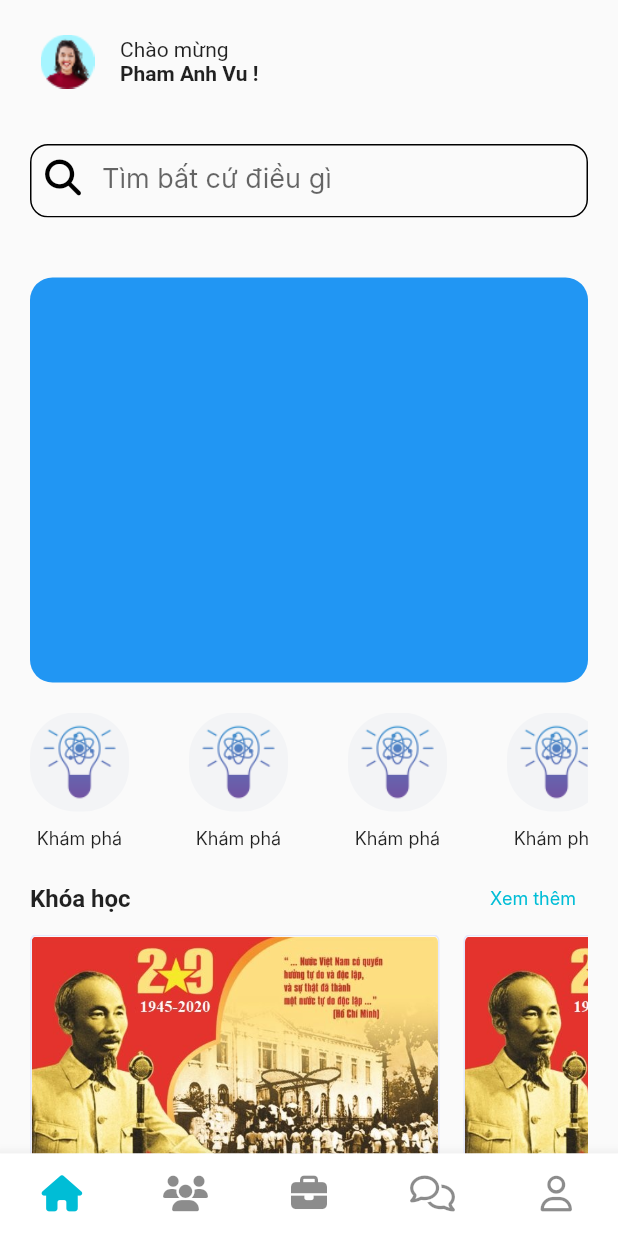
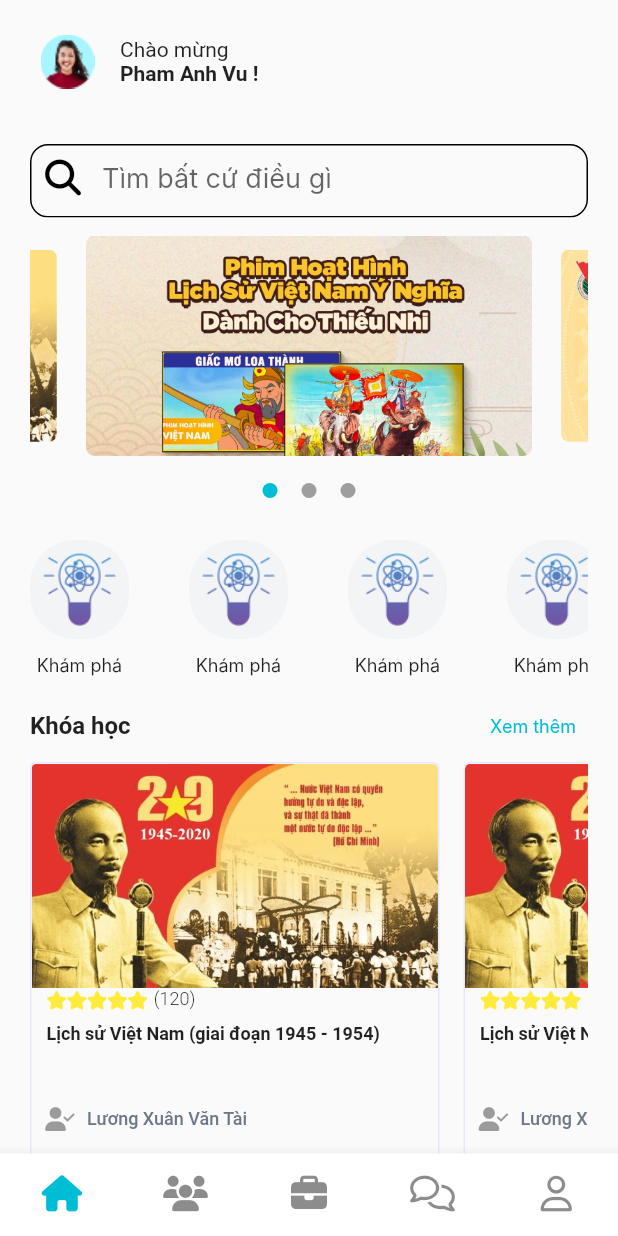
Before and after one commit to LuongXuanNhat/VietNamHistory_FEmobile, a Flutter app: the MainScreen screen opened by its route, on a phone screen of 412 x 824 dp. Run offline on Flutter 3.47's test engine with Material 2 defaults, Android fonts, the phone set to English and light mode, and no system bars; drawn by our look-alikes of carousel_slider; our stand-ins replace font_awesome_flutter, get, responsive_builder; Roboto replaces fonts that are missing (Epilogue, Inter, Mulish).

Commit message:
fix banner for main screen

```diff
--- a/analysis_options.yaml
+++ b/analysis_options.yaml
@@ -21,6 +21,7 @@ linter:
   # `// ignore_for_file: name_of_lint` syntax on the line or in the file
   # producing the lint.
   rules:
+    prefer_relative_imports: true
     # avoid_print: false  # Uncomment to disable the `avoid_print` rule
     # prefer_single_quotes: true  # Uncomment to enable the `prefer_single_quotes` rule
 
--- a/lib/main.dart
+++ b/lib/main.dart
@@ -1,8 +1,6 @@
 import 'package:flutter/material.dart';
-import 'package:vietnamhistory_app/route_generator.dart';
-import 'package:vietnamhistory_app/screens/login_screen/mobile/login_screen.dart';
+import 'route_generator.dart';
 import 'package:get/get.dart';
-import 'package:vietnamhistory_app/widgets/header.dart';
 
 void main() {
   runApp(const MyApp());
--- a/lib/screens/main_screen/main_screen.dart
+++ b/lib/screens/main_screen/main_screen.dart
@@ -1,12 +1,13 @@
 import 'package:flutter/material.dart';
-import 'package:vietnamhistory_app/common/storage/global_colors.dart';
-import 'package:vietnamhistory_app/common/storage/global_styles.dart';
-import 'package:vietnamhistory_app/components/build_image.dart';
-import 'package:vietnamhistory_app/widgets/bottom_navigation.dart';
-import 'package:vietnamhistory_app/widgets/custom_textfield.dart';
-import 'package:vietnamhistory_app/widgets/header.dart';
+import '../../common/storage/global_colors.dart';
+import '../../common/storage/global_styles.dart';
+
+import '../../widgets/bottom_navigation.dart';
+import '../../widgets/carouse.dart';
+import '../../widgets/custom_textfield.dart';
+
+import '../../widgets/header.dart';
 import 'package:font_awesome_flutter/font_awesome_flutter.dart';
-import 'package:get/get.dart';
 
 class MainScreen extends StatefulWidget {
   final TextEditingController? txtSearch;
@@ -54,29 +55,10 @@ class _MainScreenState extends State<MainScreen> {
                   ),
                 ),
               ),
-              SizedBox(
-                height: 310,
-                child: Stack(
-                  alignment: AlignmentDirectional.bottomCenter,
-                  children: [
-                    Hero(
-                      tag: 'blue_card',
-                      child: Material(
-                        child: Container(
-                          width: MediaQuery.of(context).size.width,
-                          height: 270,
-                          decoration: BoxDecoration(
-                            borderRadius: const BorderRadius.all(
-                              Radius.circular(15.0),
-                            ),
-                            color: Theme.of(context).primaryColor,
-                          ),
-                        ),
-                      ),
-                    ),
-                  ],
-                ),
+              const SizedBox(
+                height: 12,
               ),
+              const CarouseClass(),
               const SizedBox(height: 20),
               SizedBox(
                 height: 100,
--- /dev/null
+++ b/lib/widgets/carouse.dart
@@ -0,0 +1,81 @@
+import 'package:flutter/material.dart';
+import 'package:carousel_slider/carousel_slider.dart';
+
+import '../common/storage/global_colors.dart';
+
+class CarouseClass extends StatefulWidget {
+  const CarouseClass({super.key});
+
+  @override
+  State<CarouseClass> createState() => _CarouseClassState();
+}
+
+class _CarouseClassState extends State<CarouseClass> {
+  List<String> ImageList = [
+    "assets/images/banner/banner1.jpg",
+    "assets/images/banner/banner2.png",
+    "assets/images/banner/banner3.png",
+  ];
+  int InitialPage = 0;
+  final CarouselController controller = CarouselController();
+  @override
+  Widget build(BuildContext context) {
+    return Container(
+      child: Column(
+        children: [
+          CarouselSlider(
+            carouselController: controller,
+            items: ImageList.map((ImageList) {
+              return Builder(builder: (BuildContext context) {
+                return Container(
+                  width: 335,
+                  height: 147,
+                  decoration: BoxDecoration(
+                      borderRadius: BorderRadius.circular(6.0),
+                      image: DecorationImage(
+                          image: AssetImage(ImageList), fit: BoxFit.cover)),
+                );
+              });
+            }).toList(),
+            options: CarouselOptions(
+                height: 147,
+                autoPlay: true,
+                enlargeCenterPage: true,
+                onPageChanged: (index, reason) {
+                  setState(() {
+                    InitialPage = index;
+                  });
+                }),
+          ),
+          const SizedBox(
+            height: 10,
+          ),
+          Row(
+            mainAxisAlignment: MainAxisAlignment.center,
+            children: ImageList.asMap().entries.map((ImageList) {
+              return InkWell(
+                onTap: () {
+                  controller.jumpToPage(ImageList.key);
+                  setState(() {});
+                },
+                child: Container(
+                  margin: const EdgeInsets.all(8),
+                  height: 10,
+                  width: 10,
+                  decoration: BoxDecoration(
+                    shape: InitialPage == ImageList.key
+                        ? BoxShape.circle
+                        : BoxShape.circle,
+                    color: InitialPage == ImageList.key
+                        ? GlobalColors.ButtonNavigation
+                        : Colors.grey,
+                  ),
+                ),
+              );
+            }).toList(),
+          )
+        ],
+      ),
+    );
+  }
+}
--- a/lib/widgets/dashboard.dart
+++ /dev/null
@@ -1,10 +0,0 @@
-import 'package:flutter/material.dart';
-
-class Dashboard extends StatelessWidget {
-  const Dashboard({super.key});
-
-  @override
-  Widget build(BuildContext context) {
-    return const Scaffold();
-  }
-}
--- a/pubspec.yaml
+++ b/pubspec.yaml
@@ -36,6 +36,7 @@ dev_dependencies:
   font_awesome_flutter: ^10.5.0
   flutter_lints: ^2.0.0
   responsive_builder: ^0.7.0
+  carousel_slider: ^4.2.1
 
 flutter:
 
@@ -47,5 +48,6 @@ flutter:
     - assets/icons/
     - assets/images/
     - assets/images/history/
+    - assets/images/banner/
     - assets/svg/
     - assets/
```
Also changed, not shown: assets/images/banner/banner1.jpg (added), assets/images/banner/banner2.png (added), assets/images/banner/banner3.png (added), pubspec.lock.
